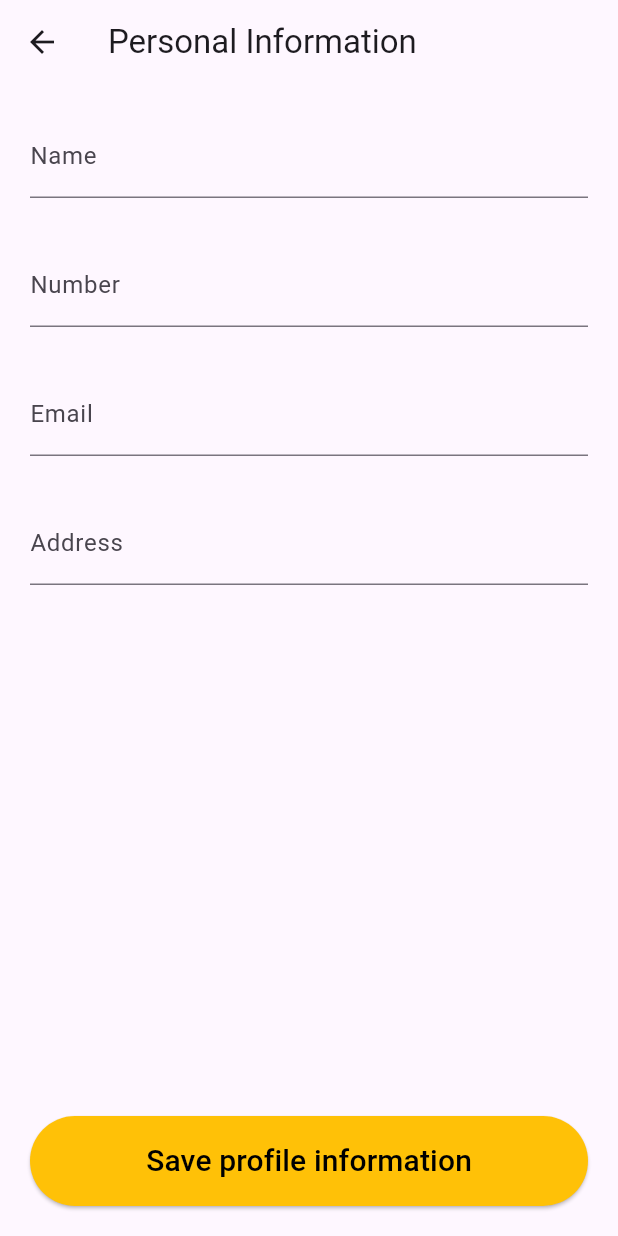
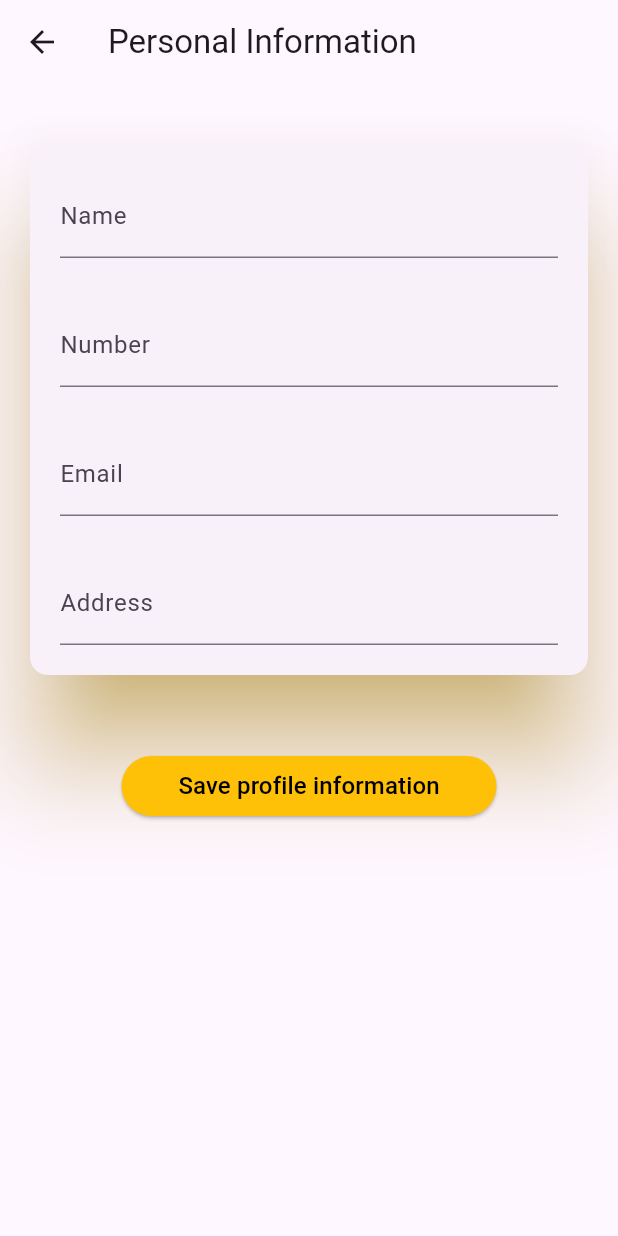
Before and after one commit to Rahulbitcot/ECommerceApp, a Flutter app: the screen it shows once a user with an empty profile is signed in, in the side drawer, after a tap on "Personal Information", on a phone screen of 412 x 824 dp. Run offline on Flutter 3.47's test engine with Material 3 defaults, Android fonts, the phone set to English and light mode, and no system bars; drawn by our look-alikes of skeletonizer; our stand-ins replace cloud_firestore, firebase_auth, firebase_core, flutter_credit_card, image_picker, shared_preferences; accounts and stored records are empty; network calls fail.

Commit message:
Data not load from firebase on first login at drawer layout and personal information screen

```diff
--- a/e_commerce_app/lib/screen.dart/personal_information.dart
+++ b/e_commerce_app/lib/screen.dart/personal_information.dart
@@ -60,6 +60,7 @@ class _PersonalInformationState extends State<PersonalInformation> {
   }
 
   void setUserInfo() async {
+    try {
       User? user = firebase.currentUser;
 
       if (user != null) {
@@ -80,14 +81,17 @@ class _PersonalInformationState extends State<PersonalInformation> {
             isLoading = false;
           });
         } else {
-        ScaffoldMessenger.of(context)
-            .showSnackBar(const SnackBar(content: Text("User data not found")));
-        isLoading = false;
+          throw Exception("User data not found");
         }
       } else {
+        throw Exception("User not logged in");
+      }
+    } catch (e) {
       ScaffoldMessenger.of(context)
-          .showSnackBar(const SnackBar(content: Text("User not logged in")));
-      isLoading = false;
+          .showSnackBar(SnackBar(content: Text(e.toString())));
+      setState(() {
+        isLoading = false; // Set loading to false on error
+      });
     }
   }
 
@@ -112,18 +116,57 @@ class _PersonalInformationState extends State<PersonalInformation> {
       appBar: AppBar(
         title: const Text("Personal Information"),
       ),
-      body: Padding(
-        padding: const EdgeInsets.all(20),
+      body: SingleChildScrollView(
         child: Skeletonizer(
           enabled: isLoading,
           child: Column(
             children: [
-              Expanded(
+              Card(
+                elevation: 30,
+                shadowColor: Colors.amber,
+                margin: const EdgeInsets.only(top: 40, left: 20,right: 20,bottom: 50),
+                child: Padding(
+                  padding: const EdgeInsets.all(20),
                   child: Form(
                     key: _formKey,
                     child: Column(
                       children: [
-                      TextFormField(
+                        widgetTextFormName(),
+                        const SizedBox(height: 30),
+                        widgetTextFormNumber(),
+                        const SizedBox(height: 30),
+                        widgetTextFormEmail(),
+                        const SizedBox(height: 30),
+                        widgetTextFormAddress(),
+                      ],
+                    ),
+                  ),
+                ),
+              ),
+              widgetSaveButton(),
+            ],
+          ),
+        ),
+      ),
+    );
+  }
+
+  Widget widgetSaveButton() {
+    return ElevatedButton(
+      onPressed: saveUserInfo,
+      style: const ButtonStyle(
+        backgroundColor: WidgetStatePropertyAll(Colors.amber),
+        fixedSize: WidgetStatePropertyAll(Size(250, 30)),
+      ),
+      child: const Text(
+        "Save profile information",
+        style: TextStyle(color: Colors.black, fontSize: 16),
+      ),
+    );
+  }
+
+  Widget widgetTextFormName() {
+    return TextFormField(
       controller: _nameController..text = name,
       decoration: const InputDecoration(label: Text("Name")),
       validator: (value) {
@@ -137,12 +180,12 @@ class _PersonalInformationState extends State<PersonalInformation> {
 
         return null;
       },
-                      ),
-                      const SizedBox(height: 30),
-                      TextFormField(
+    );
+  }
+
+  Widget widgetTextFormNumber() => TextFormField(
         controller: _numberController..text = number,
-                        decoration:
-                            const InputDecoration(label: Text("Number")),
+        decoration: const InputDecoration(label: Text("Number")),
         keyboardType: TextInputType.number,
         validator: (value) {
           if (value == null || value.isEmpty) {
@@ -157,9 +200,9 @@ class _PersonalInformationState extends State<PersonalInformation> {
           }
           return null;
         },
-                      ),
-                      const SizedBox(height: 30),
-                      TextFormField(
+      );
+
+  Widget widgetTextFormEmail() => TextFormField(
         controller: _emailController..text = email,
         decoration: const InputDecoration(label: Text("Email")),
         keyboardType: TextInputType.emailAddress,
@@ -176,12 +219,11 @@ class _PersonalInformationState extends State<PersonalInformation> {
 
           return null;
         },
-                      ),
-                      const SizedBox(height: 30),
-                      TextFormField(
+      );
+
+  Widget widgetTextFormAddress() => TextFormField(
         controller: _addressController..text = address,
-                        decoration:
-                            const InputDecoration(label: Text("Address")),
+        decoration: const InputDecoration(label: Text("Address")),
         validator: (value) {
           if (value == null || value.isEmpty) {
             return "Address cannot be empty";
@@ -192,26 +234,5 @@ class _PersonalInformationState extends State<PersonalInformation> {
           }
           return null;
         },
-                      ),
-                    ],
-                  ),
-                ),
-              ),
-              ElevatedButton(
-                onPressed: saveUserInfo,
-                style: const ButtonStyle(
-                  backgroundColor: WidgetStatePropertyAll(Colors.amber),
-                  fixedSize: WidgetStatePropertyAll(Size(double.maxFinite, 60)),
-                ),
-                child: const Text(
-                  "Save profile information",
-                  style: TextStyle(color: Colors.black, fontSize: 20),
-                ),
-              ),
-            ],
-          ),
-        ),
-      ),
       );
 }
-}
--- a/e_commerce_app/lib/widget/drawer_widget.dart
+++ b/e_commerce_app/lib/widget/drawer_widget.dart
@@ -24,27 +24,27 @@ class _DrawerWidgetState extends State<DrawerWidget> {
   bool _isLoading = true;
 
   void setUserInfo() async {
+    try {
       User? user = firebase.currentUser;
-
       if (user != null) {
-      DocumentSnapshot snapshot =
-          await firestore.collection('users').doc(user.uid).get();
-
+        DocumentSnapshot snapshot = await firestore.collection('users').doc(user.uid).get();
         if (snapshot.exists) {
           setState(() {
             name = snapshot['name'] ?? "Set your name";
-          email = snapshot['email'] ?? "Set your name";
-          _isLoading = false;
+            email = snapshot['email'] ?? "Set your email";
+            _isLoading = false; // Set loading to false after data is retrieved
           });
         } else {
-        ScaffoldMessenger.of(context)
-            .showSnackBar(const SnackBar(content: Text("User data not found")));
-        _isLoading = false;
+          throw Exception("User data not found");
         }
       } else {
-      ScaffoldMessenger.of(context)
-          .showSnackBar(const SnackBar(content: Text("User not logged in")));
-      _isLoading = false;
+        throw Exception("User not logged in");
+      }
+    } catch (e) {
+      ScaffoldMessenger.of(context).showSnackBar(SnackBar(content: Text(e.toString())));
+      setState(() {
+        _isLoading = false; // Set loading to false on error
+      });
     }
   }
 
@@ -69,7 +69,7 @@ class _DrawerWidgetState extends State<DrawerWidget> {
           listTileAbout(),
           const Spacer(),
           const Padding(
-              padding: EdgeInsets.all(10.0), // Adjust padding as needed
+              padding: EdgeInsets.all(10.0),
               child: Text("Version 1.0")),
         ],
       ),
@@ -79,10 +79,7 @@ class _DrawerWidgetState extends State<DrawerWidget> {
   Widget listTilePersonalInformation() {
     return ListTile(
       onTap: () {
-        Navigator.push(
-            context,
-            MaterialPageRoute(
-                builder: (context) => const PersonalInformation()));
+        Navigator.push(context, MaterialPageRoute(builder: (context) => const PersonalInformation()));
       },
       iconColor: Colors.black,
       splashColor: const Color.fromARGB(68, 253, 206, 0),
@@ -94,8 +91,7 @@ class _DrawerWidgetState extends State<DrawerWidget> {
   Widget listTileCreditCard() {
     return ListTile(
       onTap: () {
-        Navigator.push(context,
-            MaterialPageRoute(builder: (context) => CreditCardFormPage()));
+        Navigator.push(context, MaterialPageRoute(builder: (context) => CreditCardFormPage()));
       },
       iconColor: Colors.black,
       splashColor: const Color.fromARGB(68, 253, 206, 0),
@@ -107,21 +103,19 @@ class _DrawerWidgetState extends State<DrawerWidget> {
   Widget listTileYourOrder() {
     return ListTile(
       onTap: () {
-        Navigator.push(context,
-            MaterialPageRoute(builder: (context) => const OrderScreen()));
+        Navigator.push(context, MaterialPageRoute(builder: (context) => const OrderScreen()));
       },
       iconColor: Colors.black,
       splashColor: const Color.fromARGB(68, 253, 206, 0),
       leading: const Icon(Icons.shop),
-      title: const Text("your Order"),
+      title: const Text("Your Order"),
     );
   }
 
   Widget listTileSetting() {
     return ListTile(
       onTap: () {
-        Navigator.push(
-            context, MaterialPageRoute(builder: (context) => const Setting()));
+        Navigator.push(context, MaterialPageRoute(builder: (context) => const Setting()));
       },
       iconColor: Colors.black,
       splashColor: const Color.fromARGB(68, 253, 206, 0),
@@ -145,8 +139,7 @@ class _DrawerWidgetState extends State<DrawerWidget> {
       enabled: _isLoading,
       child: DrawerHeader(
         child: Container(
-          padding:
-              const EdgeInsets.only(bottom: 10, top: 10, left: 15, right: 10),
+          padding: const EdgeInsets.only(bottom: 10, top: 10, left: 15, right: 10),
           decoration: BoxDecoration(
             color: const Color.fromARGB(68, 253, 206, 0),
             borderRadius: BorderRadius.circular(20),
@@ -159,10 +152,7 @@ class _DrawerWidgetState extends State<DrawerWidget> {
               const SizedBox(height: 10),
               Text(
                 name,
-                style: const TextStyle(
-                    color: Color.fromARGB(255, 0, 0, 0),
-                    fontSize: 16,
-                    fontWeight: FontWeight.bold),
+                style: const TextStyle(color: Color.fromARGB(255, 0, 0, 0), fontSize: 16, fontWeight: FontWeight.bold),
               ),
               Text(
                 email,
```
Lines whose indentation alone changed are shown as unchanged.
